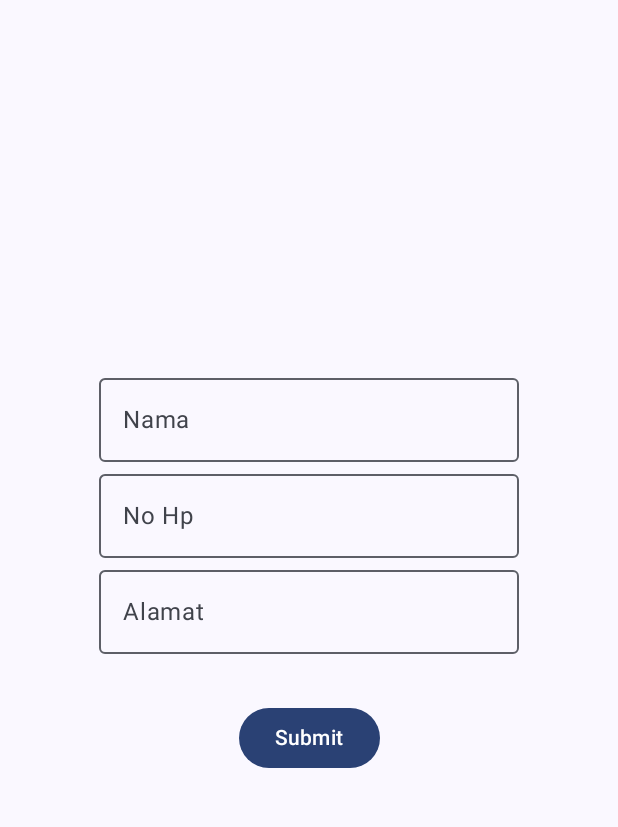
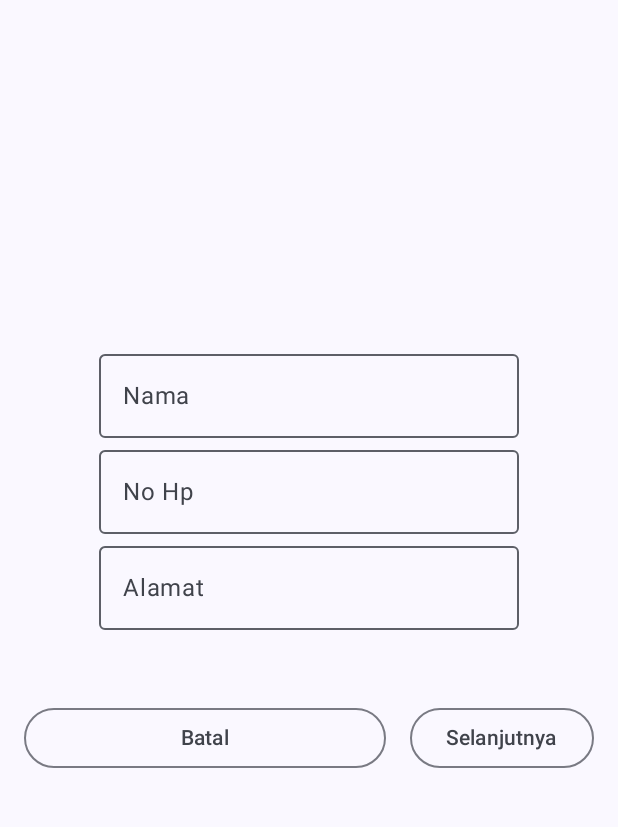
Before and after one commit to Amadd11/032_NavigationWithData, an Android app built with Jetpack Compose: the Formulir screen opened through its navigation route, on a phone screen of 412 x 824 dp, the part 96-923 px from its top. Run offline under Robolectric (Android 15) with nearby library versions, the phone set to English and light mode, and no system bars.

Commit message:
Menambahkan Button

```diff
--- a/app/src/main/java/com/example/pengelolahalaman/HalamanSatu.kt
+++ b/app/src/main/java/com/example/pengelolahalaman/HalamanSatu.kt
@@ -2,11 +2,13 @@ package com.example.pengelolahalaman
 
 import androidx.compose.foundation.layout.Arrangement
 import androidx.compose.foundation.layout.Column
+import androidx.compose.foundation.layout.Row
 import androidx.compose.foundation.layout.Spacer
 import androidx.compose.foundation.layout.fillMaxSize
+import androidx.compose.foundation.layout.fillMaxWidth
 import androidx.compose.foundation.layout.padding
-import androidx.compose.material3.Button
 import androidx.compose.material3.ExperimentalMaterial3Api
+import androidx.compose.material3.OutlinedButton
 import androidx.compose.material3.OutlinedTextField
 import androidx.compose.material3.Text
 import androidx.compose.runtime.Composable
@@ -17,13 +19,15 @@ import androidx.compose.runtime.saveable.rememberSaveable
 import androidx.compose.runtime.setValue
 import androidx.compose.ui.Alignment
 import androidx.compose.ui.Modifier
+import androidx.compose.ui.res.dimensionResource
 import androidx.compose.ui.res.stringResource
 import androidx.compose.ui.unit.dp
 
 @OptIn(ExperimentalMaterial3Api::class)
 @Composable
 fun HalamanSatu(
-    onSubmitButtonClicked : (MutableList<String>) -> Unit
+    onSubmitButtonClicked : (MutableList<String>) -> Unit,
+    onCancelButtonClicked : () -> Unit
 ){
     var nama by rememberSaveable { mutableStateOf(value = "") }
     var noHp by remember { mutableStateOf(value = "") }
@@ -49,8 +53,20 @@ fun HalamanSatu(
             label = { Text(text = "Alamat") })
         Spacer(modifier = Modifier.padding(16.dp))
 
-        Button(onClick = { onSubmitButtonClicked(listData) }) {
-            Text(text = stringResource(id = R.string.btn_submit))
+        Row(modifier = Modifier
+            .fillMaxWidth()
+            .padding(dimensionResource(R.dimen.padding_medium))
+            .weight(1f, false),
+            horizontalArrangement = Arrangement.spacedBy(dimensionResource(R.dimen.padding_medium)),
+            verticalAlignment = Alignment.Bottom){
+
+            OutlinedButton( modifier = Modifier.weight(1f),
+                onClick = onCancelButtonClicked) {
+                Text(text = stringResource(id = R.string.cancel))
+            }
+            OutlinedButton (onClick = { onSubmitButtonClicked(listData) }) {
+                Text(text = stringResource(id = R.string.btn_submit))
+            }
         }
     }
 
--- a/app/src/main/java/com/example/pengelolahalaman/HalamanTiga.kt
+++ b/app/src/main/java/com/example/pengelolahalaman/HalamanTiga.kt
@@ -41,10 +41,6 @@ fun HalamanTiga(
             modifier = Modifier.padding(dimensionResource(R.dimen.padding_medium)),
             verticalArrangement = Arrangement.spacedBy(dimensionResource(R.dimen.padding_small))
         ){
-            Text(text = orderUIState.nama)
-            Text(text = orderUIState.noTelp)
-            Text(text = orderUIState.alamat)
-
             items.forEach { item ->
                 Column {
                     Text(item.first.uppercase())
--- a/app/src/main/res/values/strings.xml
+++ b/app/src/main/res/values/strings.xml
@@ -15,7 +15,7 @@
     <string name="flavor">Rasa</string>
     <string name="subtotal_price">Subtotal : Rp %s</string>
     <string name="total_price">Total %s</string>
-    <string name="btn_submit">Submit</string>
+    <string name="btn_submit">Selanjutnya</string>
     <string name="nama">Nama Pelanggan</string>
     <string name="nomorhp">No Hp</string>
     <string name="alamat">Alamat</string>
```
Also changed, not shown: app/src/main/java/com/example/pengelolahalaman/PengelolaHalaman.kt (+17 -3 lines).
